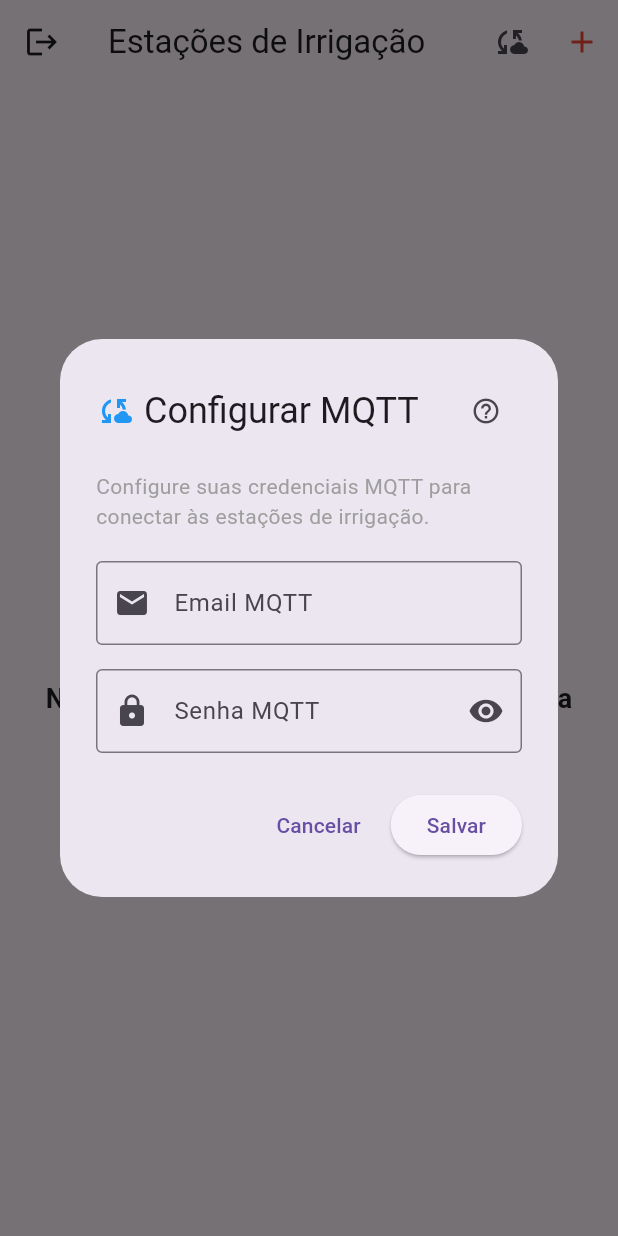
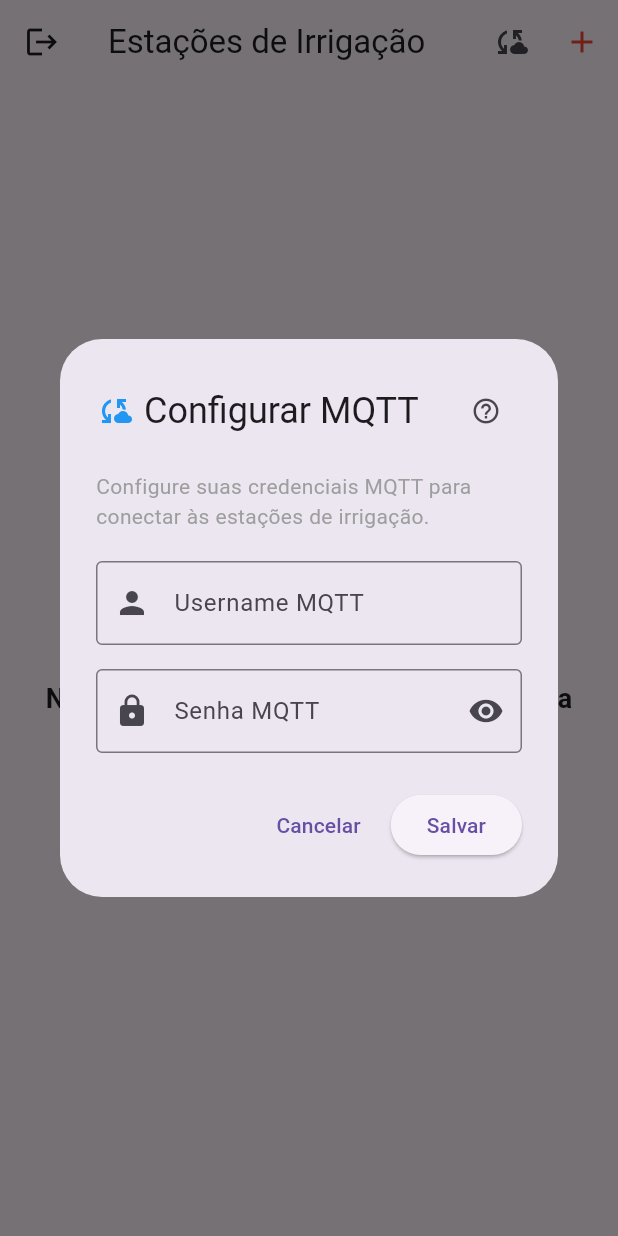
Before and after one commit to Emanuel-Bissacotti/app-estacao-irrigacao, a Flutter app: the screen it shows once a user with an empty profile is signed in, after a tap on the "cloud sync" icon, on a phone screen of 412 x 824 dp. Run offline on Flutter 3.47's test engine with Material 3 defaults, Android fonts, the phone set to English and light mode, and no system bars; our stand-ins replace cloud_firestore, firebase_auth, firebase_core, fl_chart, flutter_slidable; missing offline and left inert: mqtt_client; accounts and stored records are empty.

Commit message:
Correçao de termos

```diff
--- a/app_estacao_irrigacao/lib/widgets/mqtt_config_dialog.dart
+++ b/app_estacao_irrigacao/lib/widgets/mqtt_config_dialog.dart
@@ -101,14 +101,14 @@ class _MqttConfigDialogState extends State<MqttConfigDialog> {
               controller: _emailController,
               keyboardType: TextInputType.emailAddress,
               decoration: const InputDecoration(
-                labelText: 'Email MQTT',
-                hintText: 'Digite o email do broker MQTT',
-                prefixIcon: Icon(Icons.email),
+                labelText: 'Username MQTT',
+                hintText: 'Digite o username do broker MQTT',
+                prefixIcon: Icon(Icons.person),
                 border: OutlineInputBorder(),
               ),
               validator: (value) {
                 if (value == null || value.trim().isEmpty) {
-                  return 'Email é obrigatório';
+                  return 'Username é obrigatório';
                 }
                 return null;
               },
```
